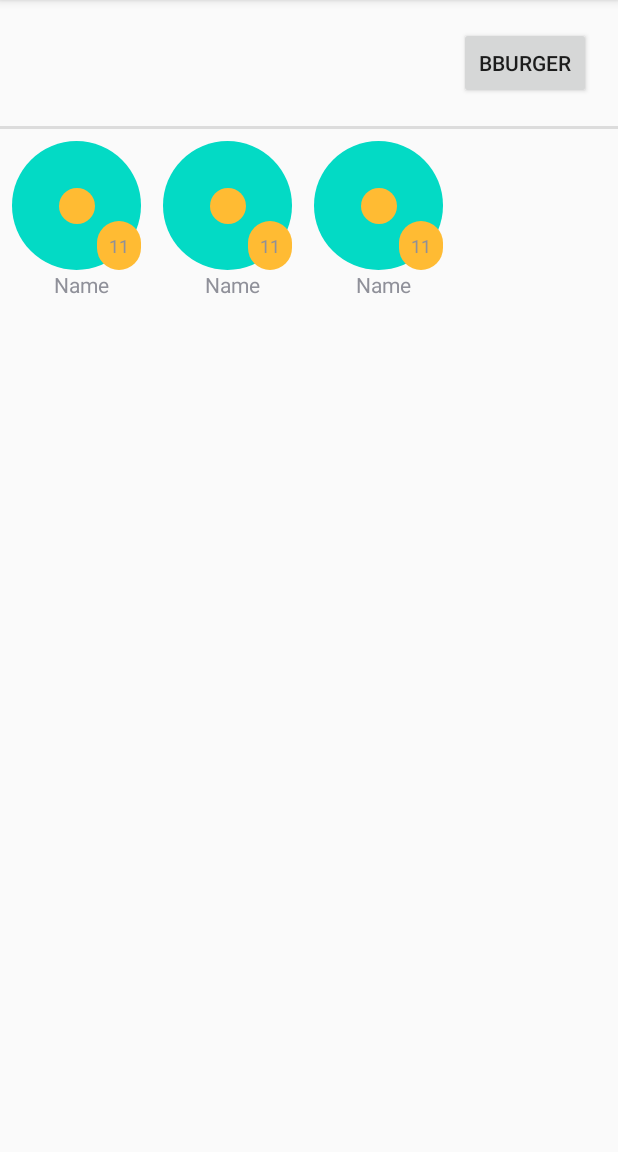
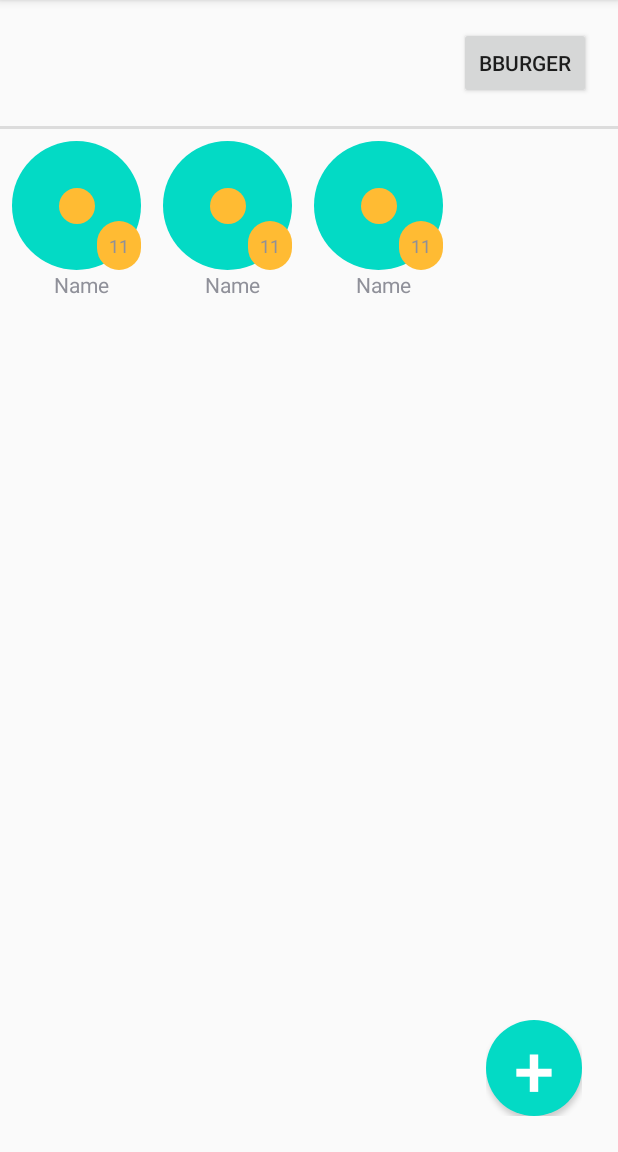
Before and after one commit to chyvekshyno/TukyTalk, an Android app: the screen it shows after launch (MainActivity), on a phone screen of 412 x 824 dp, the part 84-1236 px from its top. Run offline under Robolectric (Android 15) with nearby library versions, the phone set to English and light mode, and no system bars.

Commit message:
add button for adding essences in main activity

```diff
--- a/app/build.gradle
+++ b/app/build.gradle
@@ -1,6 +1,10 @@
 apply plugin: 'com.android.application'
 
 android {
+    dataBinding{
+        enabled = true
+    }
+
     compileSdkVersion 29
     buildToolsVersion "29.0.3"
 
--- a/app/src/main/res/layout/activity_main.xml
+++ b/app/src/main/res/layout/activity_main.xml
@@ -38,17 +38,46 @@
         android:layout_height="2dp"
         android:background="?android:attr/listDivider"/>
 
-    <GridView android:id="@+id/gv_essence"
-        android:layout_width="wrap_content"
-        android:layout_height="match_parent"
-        android:columnWidth="80dp"
-        android:numColumns="auto_fit"
-        android:horizontalSpacing="8dp"
-        android:verticalSpacing="8dp"
-        android:padding="8dp"
-        android:gravity="center"
-        android:layout_gravity="center"
-        android:foregroundGravity="center">
+    <RelativeLayout
+        android:layout_width="match_parent"
+        android:layout_height="match_parent">
+        <FrameLayout
+            android:layout_width="match_parent"
+            android:layout_height="match_parent"
+            android:foregroundGravity="bottom">
 
-    </GridView>
+            <GridView
+                android:id="@+id/gv_essence"
+                android:layout_width="wrap_content"
+                android:layout_height="match_parent"
+                android:layout_gravity="center"
+                android:columnWidth="80dp"
+                android:foregroundGravity="center"
+                android:gravity="center"
+                android:horizontalSpacing="8dp"
+                android:numColumns="auto_fit"
+                android:padding="8dp"
+                android:verticalSpacing="8dp"/>
+
+        </FrameLayout>
+
+        <FrameLayout
+            android:foregroundGravity="top"
+            android:layout_width="wrap_content"
+            android:layout_height="wrap_content"
+            android:layout_alignParentEnd="true"
+            android:layout_alignParentBottom="true"
+            android:layout_marginBottom="24dp"
+            android:layout_marginEnd="24dp">
+
+            <Button android:id="@+id/bt_add_essence"
+                android:layout_width="64dp"
+                android:layout_height="64dp"
+                android:background="@drawable/bt_circle_essence"
+                android:layout_gravity="center"
+                android:text="+"
+                android:textSize="48sp"
+                android:textColor="@color/cardview_light_background"/>
+        </FrameLayout>
+    </RelativeLayout>
 </LinearLayout>
```
